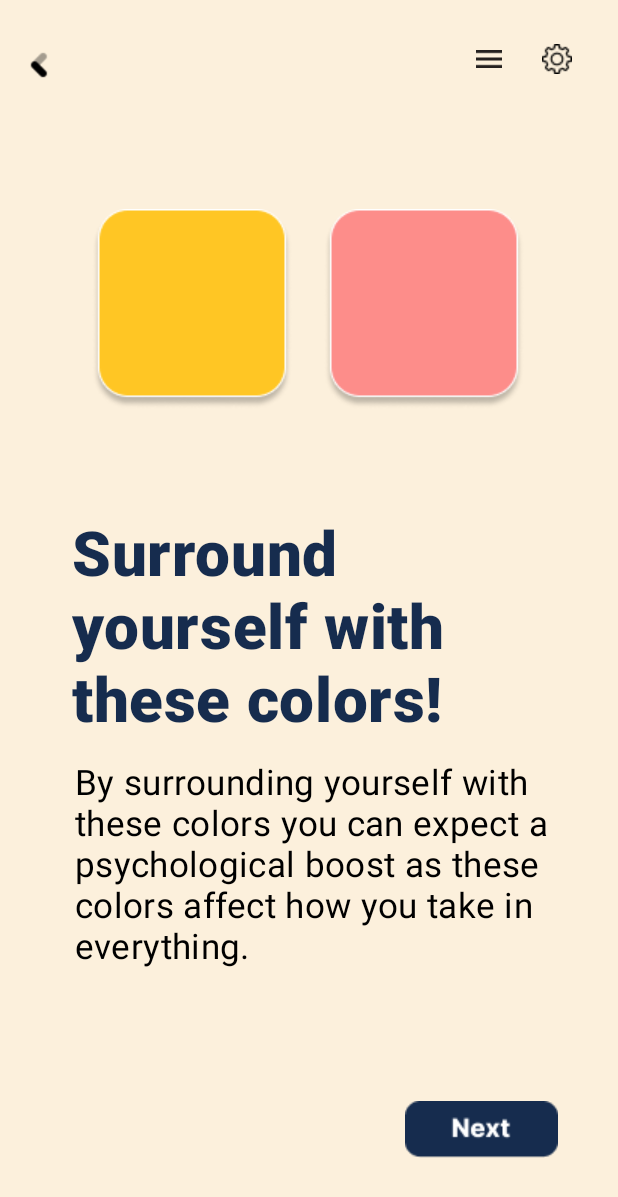
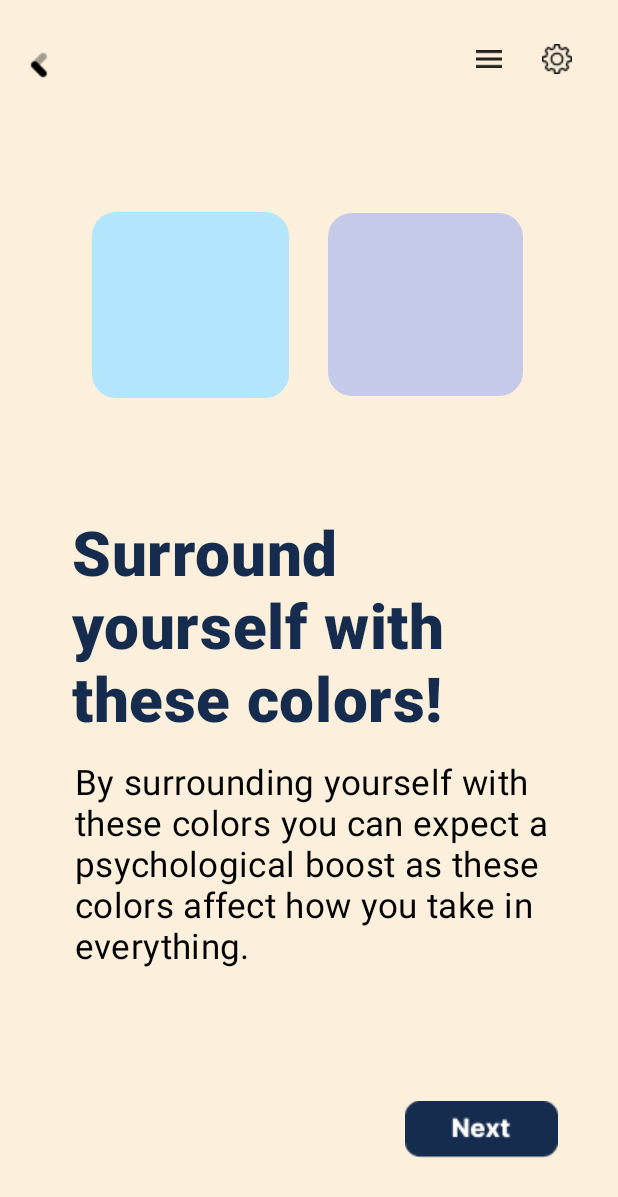
Before and after one commit to StayFrosht/Serenity, an Android app: the Exercise screen opened directly, with no data from a screen before it, after a tap on an icon or button, on a phone screen of 412 x 824 dp. Shown: the top 1197 px of the screen. Run offline under Robolectric (Android 15) with nearby library versions, the phone set to English and light mode, and no system bars; 1 statement that could not run was skipped.

Commit message:
lots of implementation

```diff
--- a/app/src/main/java/com/example/application/Exercise.java
+++ b/app/src/main/java/com/example/application/Exercise.java
@@ -1,18 +1,32 @@
 package com.example.application;
 
-import androidx.appcompat.app.AppCompatActivity;
-
+import android.animation.Animator;
+import android.animation.AnimatorListenerAdapter;
+import android.animation.ArgbEvaluator;
+import android.animation.ObjectAnimator;
 import android.content.Intent;
 import android.os.Bundle;
-import android.util.Log;
+import android.os.Handler;
 import android.view.View;
 import android.view.Window;
 import android.view.WindowManager;
 import android.widget.ImageView;
+import android.widget.TextView;
+
+import androidx.appcompat.app.AppCompatActivity;
+
+import com.example.application.R;
 
 public class Exercise extends AppCompatActivity {
     private String color;
     private String emote;
+    private TextView inhaleTextView;
+    private TextView holdTextView;
+    private TextView exhaleTextView;
+    private TextView hold2TextView;
+    private Handler handler;
+    private Runnable colorRunnable;
+
     @Override
     protected void onCreate(Bundle savedInstanceState) {
         super.onCreate(savedInstanceState);
@@ -20,10 +34,15 @@ public class Exercise extends AppCompatActivity {
         this.getWindow().setFlags(WindowManager.LayoutParams.FLAG_FULLSCREEN, WindowManager.LayoutParams.FLAG_FULLSCREEN);
         getSupportActionBar().hide();
         setContentView(R.layout.activity_exercise);
+
         Intent intent = getIntent();
         color = intent.getStringExtra("color");
         emote = intent.getStringExtra("emote");
-        Log.d("Quote", "Color: " + color + ", Emote: " + emote);
+
+        inhaleTextView = findViewById(R.id.Inhale);
+        holdTextView = findViewById(R.id.Hold);
+        exhaleTextView = findViewById(R.id.Exhale);
+        hold2TextView = findViewById(R.id.Hold2);
 
         ImageView btnMenu = findViewById(R.id.btnMenu3);
         btnMenu.setOnClickListener(new View.OnClickListener() {
@@ -33,6 +52,7 @@ public class Exercise extends AppCompatActivity {
                 startActivity(intent);
             }
         });
+
         ImageView backButton = findViewById(R.id.btnBack3);
         backButton.setOnClickListener(new View.OnClickListener() {
             @Override
@@ -40,6 +60,7 @@ public class Exercise extends AppCompatActivity {
                 finish();
             }
         });
+
         ImageView btnSettings = findViewById(R.id.btnSetting3);
         btnSettings.setOnClickListener(new View.OnClickListener() {
             @Override
@@ -59,5 +80,66 @@ public class Exercise extends AppCompatActivity {
                 startActivity(intent);
             }
         });
+        handler = new Handler();
+
+        colorRunnable = new Runnable() {
+            @Override
+            public void run() {
+                // Animate the colors for the inhale phase (4 seconds)
+                animateBackgroundColor(inhaleTextView, getResources().getColor(R.color.color1), getResources().getColor(R.color.color2), 4000, getResources().getColor(R.color.white));
+
+                handler.postDelayed(new Runnable() {
+                    @Override
+                    public void run() {
+                        // Animate the colors for the hold phase (4 seconds)
+                        animateBackgroundColor(holdTextView, getResources().getColor(R.color.color2), getResources().getColor(R.color.color3), 4000, getResources().getColor(R.color.white));
+
+                        handler.postDelayed(new Runnable() {
+                            @Override
+                            public void run() {
+                                // Animate the colors for the exhale phase (6 seconds)
+                                animateBackgroundColor(exhaleTextView, getResources().getColor(R.color.color3), getResources().getColor(R.color.color4), 6000, getResources().getColor(R.color.white));
+
+                                handler.postDelayed(new Runnable() {
+                                    @Override
+                                    public void run() {
+                                        // Animate the colors for the second hold phase (4 seconds)
+                                        animateBackgroundColor(hold2TextView, getResources().getColor(R.color.color4), getResources().getColor(R.color.color5), 4000, getResources().getColor(R.color.white));
+
+                                        // Post the colorRunnable again for the next iteration
+                                        handler.postDelayed(colorRunnable, 4000);
+                                    }
+                                }, 6000);
+                            }
+                        }, 4000);
+                    }
+                }, 4000);
+            }
+        };
+
+// Start the color transition
+        handler.post(colorRunnable);
+
+    }
+
+    private void animateBackgroundColor(final View view, int startColor, int endColor, long duration, final int originalColor) {
+        ObjectAnimator animator = ObjectAnimator.ofArgb(view, "backgroundColor", startColor, endColor);
+        animator.setEvaluator(new ArgbEvaluator());
+        animator.setDuration(duration);
+        animator.addListener(new AnimatorListenerAdapter() {
+            @Override
+            public void onAnimationEnd(Animator animation) {
+                view.setBackgroundColor(originalColor);
+            }
+        });
+        animator.start();
+    }
+
+
+    @Override
+    protected void onDestroy() {
+        super.onDestroy();
+        // Remove the color transition callbacks to prevent memory leaks
+        handler.removeCallbacks(colorRunnable);
     }
 }
--- a/app/src/main/java/com/example/application/Surround.java
+++ b/app/src/main/java/com/example/application/Surround.java
@@ -1,7 +1,9 @@
 package com.example.application;
 
 import androidx.appcompat.app.AppCompatActivity;
+import androidx.core.content.ContextCompat;
 
+import android.graphics.Color;
 import android.content.Intent;
 import android.os.Bundle;
 import android.util.Log;
@@ -10,9 +12,26 @@ import android.view.Window;
 import android.view.WindowManager;
 import android.widget.ImageView;
 
+import com.example.application.R;
+
+import java.util.Random;
+
 public class Surround extends AppCompatActivity {
     private String color;
     private String emote;
+    private int[] colorArray = {
+            R.color.color1,
+            R.color.color2,
+            R.color.color3,
+            R.color.color4,
+            R.color.color5,
+            R.color.color6,
+            R.color.color7,
+            R.color.color8,
+            R.color.color9,
+            R.color.color10
+    };
+
     @Override
     protected void onCreate(Bundle savedInstanceState) {
         super.onCreate(savedInstanceState);
@@ -24,6 +43,24 @@ public class Surround extends AppCompatActivity {
         color = intent.getStringExtra("color");
         emote = intent.getStringExtra("emote");
         Log.d("Quote", "Color: " + color + ", Emote: " + emote);
+
+        // Set the background color of the activity
+        View rootView = findViewById(android.R.id.content);
+        rootView.setBackgroundColor(Color.parseColor(color));
+
+        ImageView color1 = findViewById(R.id.color1);
+        ImageView color2 = findViewById(R.id.color2);
+
+        // Set random colors from the colorArray to the image views
+        Random random = new Random();
+        int randomColorIndex1 = random.nextInt(colorArray.length);
+        int randomColorIndex2 = random.nextInt(colorArray.length);
+        int blendedColor1 = ContextCompat.getColor(this, colorArray[randomColorIndex1]);
+        int blendedColor2 = ContextCompat.getColor(this, colorArray[randomColorIndex2]);
+
+        // Set the blended colors to the image views
+        color1.setColorFilter(blendedColor1);
+        color2.setColorFilter(blendedColor2);
 
         ImageView btnMenu = findViewById(R.id.btnMenu4);
         btnMenu.setOnClickListener(new View.OnClickListener() {
--- /dev/null
+++ b/app/src/main/res/drawable/color_set.xml
@@ -0,0 +1,5 @@
+<?xml version="1.0" encoding="utf-8"?>
+<shape xmlns:android="http://schemas.android.com/apk/res/android">
+    <solid android:color="#FFBF03" /> <!-- Replace with your desired background color -->
+    <corners android:radius="16dp" /> <!-- Adjust the radius value to control the corner roundness -->
+</shape>
--- /dev/null
+++ b/app/src/main/res/drawable/color_set2.xml
@@ -0,0 +1,5 @@
+<?xml version="1.0" encoding="utf-8"?>
+<shape xmlns:android="http://schemas.android.com/apk/res/android">
+    <solid android:color="#FFBF03" /> <!-- Replace with your desired background color -->
+    <corners android:radius="16dp" /> <!-- Adjust the radius value to control the corner roundness -->
+</shape>
--- a/app/src/main/res/layout/activity_surround.xml
+++ b/app/src/main/res/layout/activity_surround.xml
@@ -101,25 +101,25 @@
 
     <ImageView
         android:id="@+id/color1"
-        android:layout_width="wrap_content"
-        android:layout_height="wrap_content"
+        android:layout_width="131dp"
+        android:layout_height="124dp"
         app:layout_constraintBottom_toBottomOf="parent"
         app:layout_constraintEnd_toEndOf="parent"
         app:layout_constraintHorizontal_bias="0.219"
         app:layout_constraintStart_toStartOf="parent"
         app:layout_constraintTop_toTopOf="parent"
         app:layout_constraintVertical_bias="0.202"
-        app:srcCompat="@drawable/_color1" />
+        app:srcCompat="@drawable/color_set" />
 
     <ImageView
         android:id="@+id/color2"
-        android:layout_width="wrap_content"
-        android:layout_height="wrap_content"
+        android:layout_width="130dp"
+        android:layout_height="122dp"
         app:layout_constraintBottom_toBottomOf="parent"
         app:layout_constraintEnd_toEndOf="parent"
         app:layout_constraintHorizontal_bias="0.776"
         app:layout_constraintStart_toStartOf="parent"
         app:layout_constraintTop_toTopOf="parent"
         app:layout_constraintVertical_bias="0.202"
-        app:srcCompat="@drawable/_color2" />
+        app:srcCompat="@drawable/color_set2" />
 </androidx.constraintlayout.widget.ConstraintLayout>
--- a/app/src/main/res/values/colors.xml
+++ b/app/src/main/res/values/colors.xml
@@ -15,4 +15,14 @@
     <color name="light_blue_A200">#FF40C4FF</color>
     <color name="light_blue_A400">#FF00B0FF</color>
     <color name="black_overlay">#66000000</color>
+    <color name="color1">#FFCDD2</color>
+    <color name="color2">#F8BBD0</color>
+    <color name="color3">#E1BEE7</color>
+    <color name="color4">#D1C4E9</color>
+    <color name="color5">#C5CAE9</color>
+    <color name="color6">#BBDEFB</color>
+    <color name="color7">#B3E5FC</color>
+    <color name="color8">#B2EBF2</color>
+    <color name="color9">#B2DFDB</color>
+    <color name="color10">#C8E6C9</color>
 </resources>
```
Also changed, not shown: app/src/main/java/com/example/application/Quote.java (+22 -0 lines), app/src/main/res/layout/activity_exercise.xml (+11 -10 lines), app/src/main/res/values/arrays.xml (added, +16 -0 lines).
